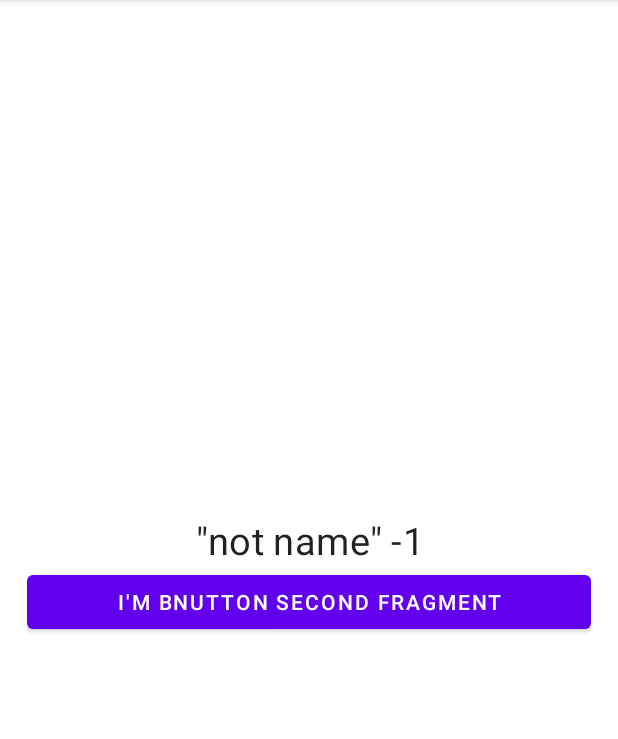
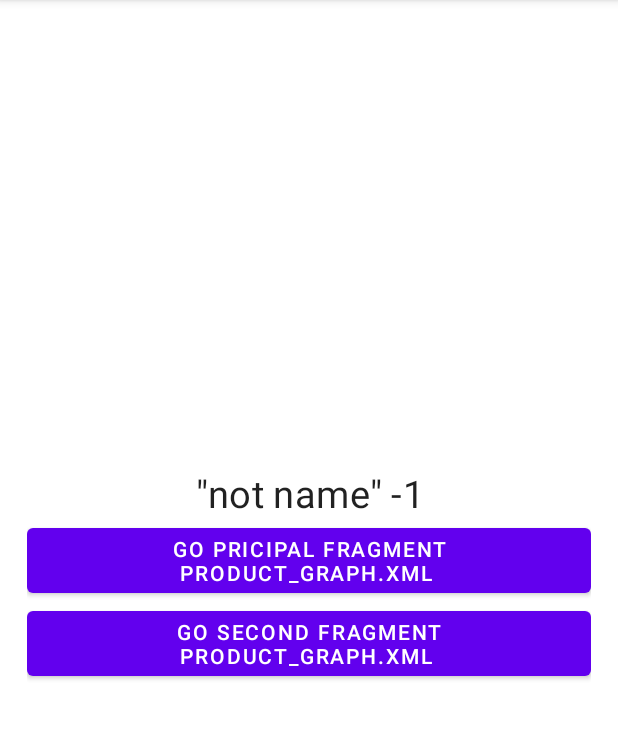
Before and after one commit to Noe-Chavez/CursoAndroidUdemy01, an Android app: the SecondFragment screen opened through its navigation route, on a phone screen of 412 x 824 dp, the part 84-823 px from its top. Run offline under Robolectric (Android 15) with nearby library versions, the phone set to English and light mode, and no system bars.

Commit message:
Navegación entre fragmentos utilizando deep link.

```diff
--- a/app/src/main/AndroidManifest.xml
+++ b/app/src/main/AndroidManifest.xml
@@ -10,6 +10,8 @@
         android:supportsRtl="true"
         android:theme="@style/Theme.Activities">
         <activity android:name=".MainActivity">
+            <!-- para utilizar el deep link deeplinkejem://card indica donde esta ubucado y a donde debe de navegar-->
+            <nav-graph android:value="@navigation/product_graph"/>
             <intent-filter>
                 <action android:name="android.intent.action.MAIN" />
 
--- a/app/src/main/java/mx/com/disoftware/SecondFragment.kt
+++ b/app/src/main/java/mx/com/disoftware/SecondFragment.kt
@@ -1,10 +1,13 @@
 package mx.com.disoftware
 
+import android.net.Uri
 import android.os.Bundle
 import android.view.View
+import android.widget.Button
 import android.widget.TextView
 import androidx.fragment.app.Fragment
 import androidx.navigation.NavArgs
+import androidx.navigation.fragment.findNavController
 import androidx.navigation.fragment.navArgs
 
 class SecondFragment : Fragment(R.layout.fragment_second) {
@@ -21,8 +24,27 @@ class SecondFragment : Fragment(R.layout.fragment_second) {
 
     override fun onViewCreated(view: View, savedInstanceState: Bundle?) {
         super.onViewCreated(view, savedInstanceState)
+
         val textViewSecondFragment = view.findViewById<TextView>(R.id.text_view_second_fragment)
+        val buttonDecondFragment = view.findViewById<Button>(R.id.button_second_fragment)
+        val buttonGoSecondFragmentProductSecond = view.findViewById<Button>(R.id.button_go_second_fragment_product_second)
+
         textViewSecondFragment.text = "${nombre} ${edad}"
+
+        buttonDecondFragment.setOnClickListener {
+            // navegar al primer fragmento (principal, el que tiene la casita de product_second.xml)
+            // Sólo requiere de agregar la felcha a donde se desea navegar de main_graph.xml al product_graph.xml
+            // se navega al que esté marcado como principal (con la casita).
+            findNavController().navigate(R.id.product_graph)
+        }
+
+        buttonGoSecondFragmentProductSecond.setOnClickListener {
+            // Navegar directamente a un fragmento en específico (distinto al principal) de product_graph.xml
+            // 1. agregarlo como propiedad en la sección de deep link  en el product_fragment.xml dentro de la navigation product_graph.xml.
+            // 2. agregar el deep link en el manifest
+            findNavController().navigate(Uri.parse("deeplinkejem://card"))
+        }
+
     }
 
 }
--- a/app/src/main/res/layout/fragment_second.xml
+++ b/app/src/main/res/layout/fragment_second.xml
@@ -19,5 +19,10 @@
         android:id="@+id/button_second_fragment"
         android:layout_width="match_parent"
         android:layout_height="wrap_content"
-        android:text="i'm bnutton second fragment"/>
+        android:text="Go pricipal fragment product_graph.xml "/>
+    <com.google.android.material.button.MaterialButton
+        android:id="@+id/button_go_second_fragment_product_second"
+        android:layout_width="match_parent"
+        android:layout_height="wrap_content"
+        android:text="Go second fragment product_graph.xml "/>
 </LinearLayout>
--- a/app/src/main/res/navigation/main_graph.xml
+++ b/app/src/main/res/navigation/main_graph.xml
@@ -29,5 +29,9 @@
             android:name="edad"
             app:argType="integer"
             android:defaultValue="-1" />
+        <action
+            android:id="@+id/action_secondFragment_to_product_graph"
+            app:destination="@id/product_graph" />
     </fragment>
+    <include app:graph="@navigation/product_graph" />
 </navigation>
--- /dev/null
+++ b/app/src/main/res/navigation/product_graph.xml
@@ -0,0 +1,22 @@
+<?xml version="1.0" encoding="utf-8"?>
+<navigation xmlns:android="http://schemas.android.com/apk/res/android"
+    xmlns:app="http://schemas.android.com/apk/res-auto"
+    xmlns:tools="http://schemas.android.com/tools"
+    android:id="@+id/product_graph"
+    app:startDestination="@id/fragmentCard">
+
+    <fragment
+        android:id="@+id/fragmentCard"
+        android:name="mx.com.disoftware.FragmentCard"
+        android:label="fragment_card"
+        tools:layout="@layout/fragment_card" />
+    <fragment
+        android:id="@+id/productFragment"
+        android:name="mx.com.disoftware.ProductFragment"
+        android:label="fragment_product"
+        tools:layout="@layout/fragment_product">
+        <deepLink
+            android:id="@+id/deepLink"
+            app:uri="deeplinkejem://card" />
+    </fragment>
+</navigation>
--- a/app/src/main/res/values/strings.xml
+++ b/app/src/main/res/values/strings.xml
@@ -3,4 +3,6 @@
     <!-- TODO: Remove or change this placeholder text -->
     <string name="hello_first_fragment">Hello first blank fragment</string>
     <string name="hello_second_fragment">Hello second blank fragment</string>
+    <!-- TODO: Remove or change this placeholder text -->
+    <string name="hello_blank_fragment">Hello blank fragment</string>
 </resources>
```
Also changed, not shown: app/src/main/java/mx/com/disoftware/FragmentCard.kt (added, +59 -0 lines), app/src/main/java/mx/com/disoftware/ProductFragment.kt (added, +59 -0 lines), app/src/main/res/layout/fragment_card.xml (added, +16 -0 lines), app/src/main/res/layout/fragment_product.xml (added, +16 -0 lines), 83 other files.
